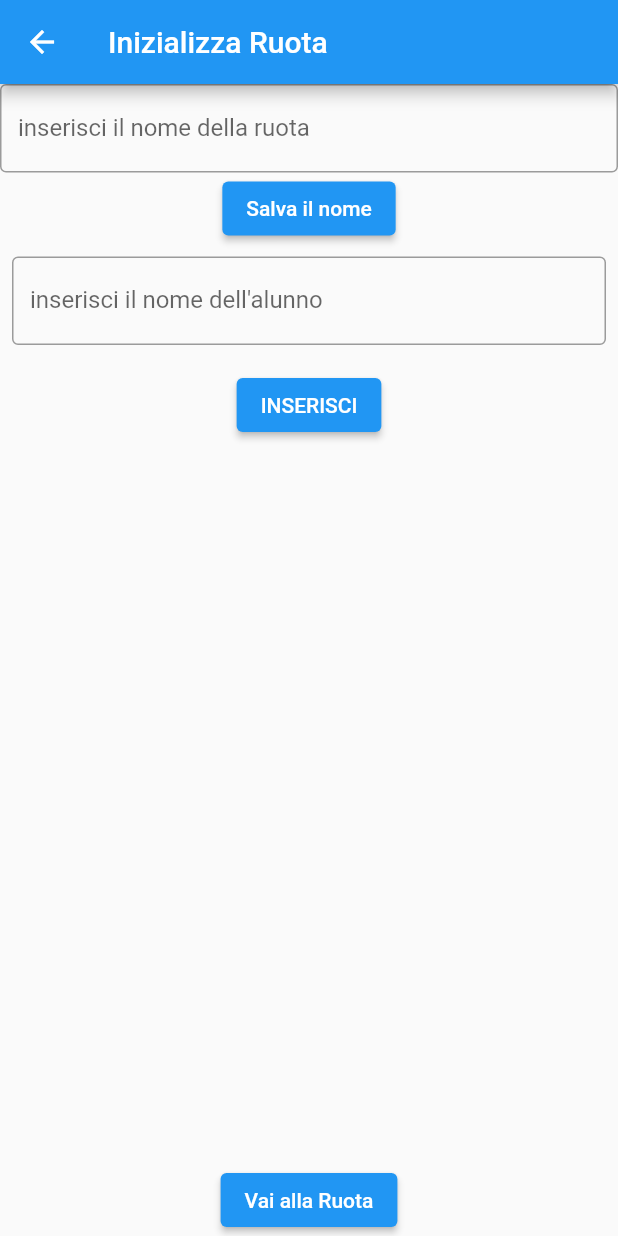
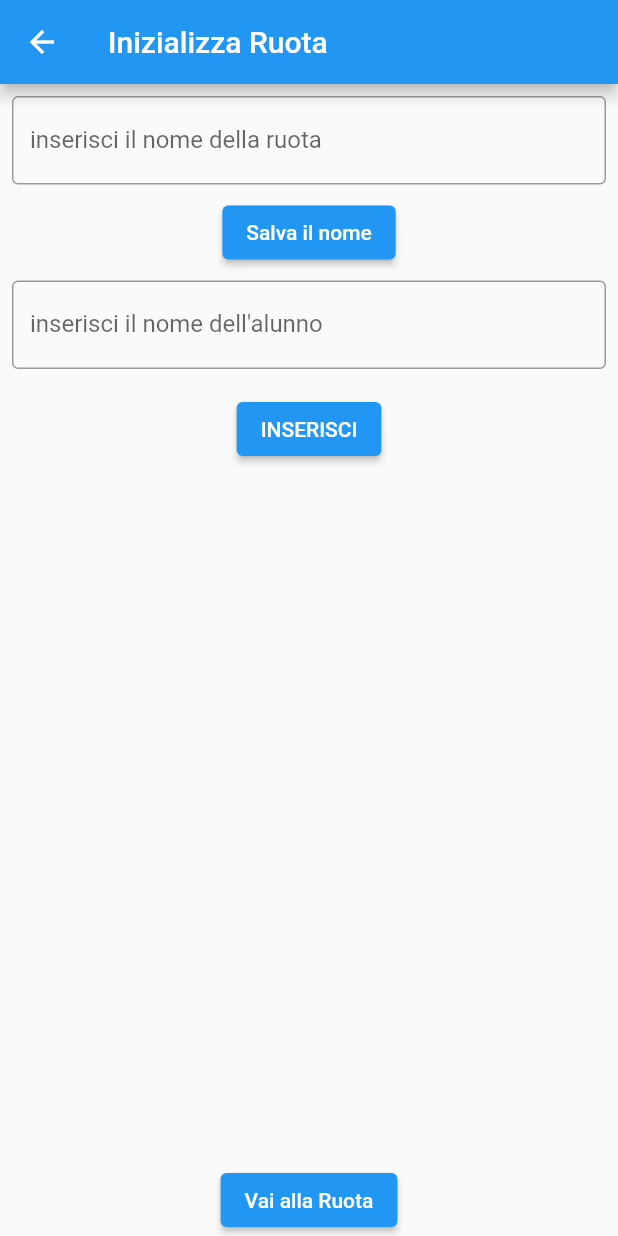
Before and after one commit to profgianluca/pascalunfortunatewheel, a Flutter app: the screen it shows after launch, after a tap on the "more vert" icon, on a phone screen of 412 x 824 dp. Run offline on Flutter 3.47's test engine with Material 2 defaults, Android fonts, the light colour scheme and no system bars; our stand-ins replace flutter_fortune_wheel, shared_preferences.

Commit message:
rinomina ruota def

```diff
--- a/lib/NewWheelScreen.dart
+++ b/lib/NewWheelScreen.dart
@@ -14,7 +14,7 @@ class _NewWheelScreenState extends State<NewWheelScreen> {
   TextEditingController controllerNomeRuota = TextEditingController();
 
   String nome = "";
-  late String nomeruota;
+  String nomeruota = "";
   List<String> listastudenti = <String>[];
   late int progressivoRuote;
   List<String> listaRuote = <String>[];
@@ -68,30 +68,33 @@ class _NewWheelScreenState extends State<NewWheelScreen> {
         ModalRoute.of(context)!.settings.arguments as TrasferimentiParametri;
     //print(args.indice);
     progressivoRuote = args.indice;
+    if (nomeruota == "") {
       nomeruota = args.nome;
+    }
     caricaStringa();
     return Scaffold(
       appBar: AppBar(
-        title: Text('Inizializza Ruota $nomeruota'),
+        title: Text('Inizializza Ruota ' + nomeruota),
       ),
       body: Center(
         child: Column(
           children: [
-            TextField(
+            Padding(
+              padding: const EdgeInsets.all(8.0),
+              child: TextField(
                 decoration: InputDecoration(
                     border: OutlineInputBorder(),
                     labelText: 'inserisci il nome della ruota'),
                 controller: controllerNomeRuota,
-              onChanged: (text) {
-                setState(() {
-                  nomeruota = text;
-                  listaRuote[progressivoRuote] = nomeruota;
-                });
-              },
+              ),
             ),
             ElevatedButton(
                 onPressed: () {
+                  setState(() {
+                    nomeruota = controllerNomeRuota.text;
+                    listaRuote[progressivoRuote] = nomeruota;
                     salvaListaRuote();
+                  });
                 },
                 child: Text('Salva il nome')),
             Padding(
--- a/lib/WheelScreen.dart
+++ b/lib/WheelScreen.dart
@@ -14,7 +14,7 @@ class Wheel extends StatefulWidget {
 class _WheelState extends State<Wheel> {
   List<String> listastudenti = <String>[];
   late int progressivoRuote;
-  late String nomeRuota;
+  String nomeRuota = "";
   StreamController<int> controller = StreamController<int>();
 
   Future<void> caricaStringa() async {
```
Lines whose indentation alone changed are shown as unchanged.
